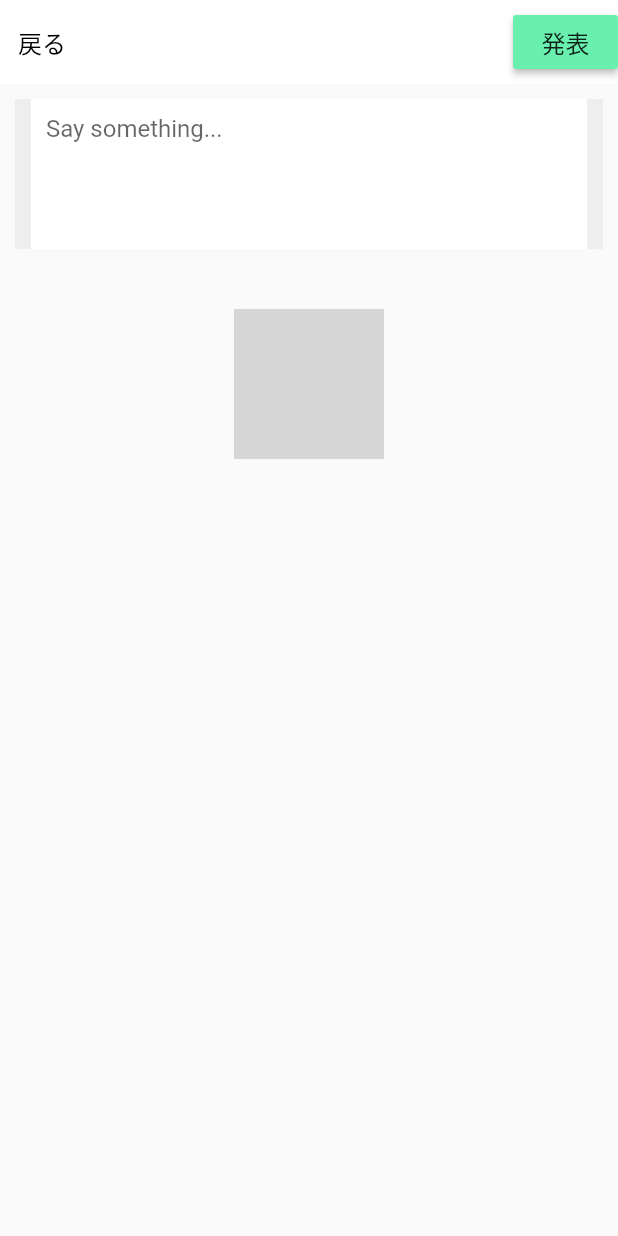
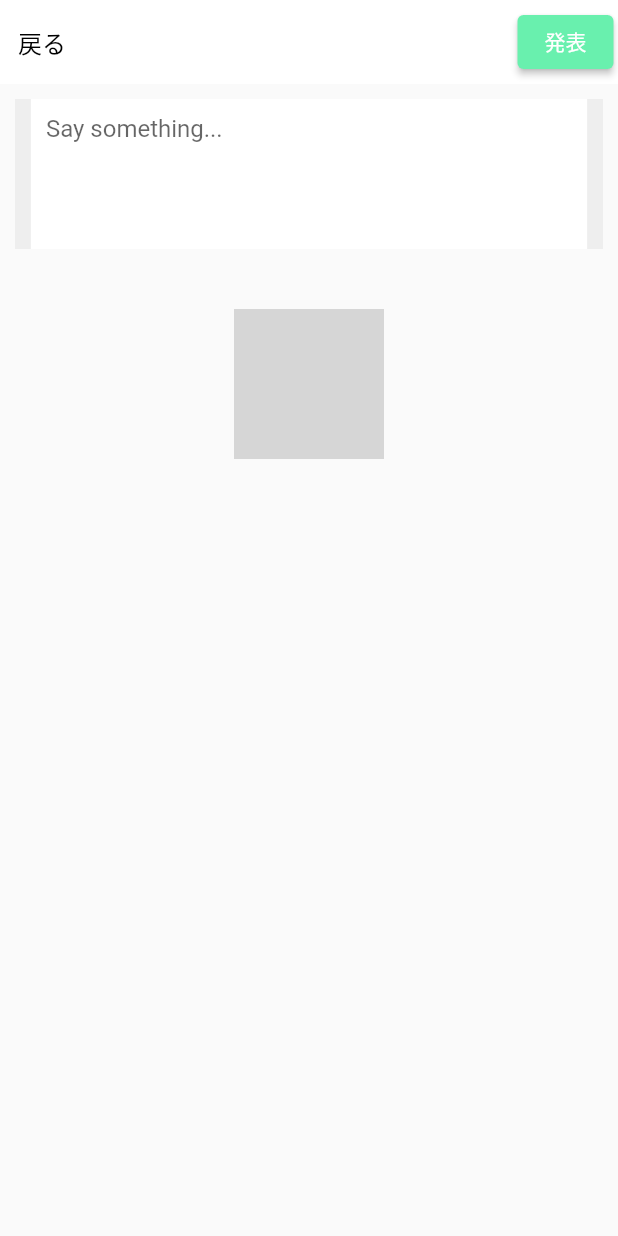
Before and after one commit to kabigon-li/flutter-practice, a Flutter app: the TimelineInputPage screen opened directly with empty values, on a phone screen of 412 x 824 dp. Run offline on Flutter 3.47's test engine with Material 2 defaults, Android fonts, the phone set to English and light mode, and no system bars; our stand-ins replace flutter_calendar_carousel, fluttertoast, image_picker, sqflite; accounts and stored records are empty; grey boxes are pictures that could not be loaded.

Commit message:
update: all elavatedButton update

```diff
--- a/lib/model/user.dart
+++ b/lib/model/user.dart
@@ -1,5 +1,3 @@
-import 'package:flutter/material.dart';
-
 class User {
   User({
     this.id,
--- a/lib/pages/loginPage.dart
+++ b/lib/pages/loginPage.dart
@@ -1,6 +1,4 @@
-import 'dart:convert';
 import 'dart:io';
-
 import 'package:flutter/material.dart';
 import 'package:image_picker/image_picker.dart';
 import 'package:path/path.dart';
--- a/lib/pages/timelineInputPage.dart
+++ b/lib/pages/timelineInputPage.dart
@@ -1,7 +1,7 @@
 import 'dart:io';
 
 import 'package:flutter/material.dart';
-import 'package:image_picker/image_picker.dart';
+
 import 'package:path/path.dart';
 import 'package:provider/provider.dart';
 import 'package:wechat_like_memo/Utility/utility.dart';
@@ -67,12 +67,14 @@ class _TimelineInputPageState extends State<TimelineInputPage> {
               height: 30,
               width: 70,
               child: Center(
-                child: RaisedButton(
+                child: ElevatedButton(
                   child: Text(
                     '発表',
-                    style: TextStyle(fontSize: 16),
+
                   ),
-                  color: Colors.greenAccent,
+                  style: ElevatedButton.styleFrom(
+                          primary: Colors.greenAccent,
+                        ),
                   onPressed: () {
                     fileName = basename(widget.image.path);
                     imageString =
--- a/lib/provider/todo_provider.dart
+++ b/lib/provider/todo_provider.dart
@@ -1,5 +1,4 @@
 import 'package:flutter/material.dart';
-import 'package:provider/provider.dart';
 import 'package:wechat_like_memo/model/todo.dart';
 
 class TodoProvider with ChangeNotifier {
--- a/lib/tab/home.dart
+++ b/lib/tab/home.dart
@@ -7,7 +7,6 @@ import 'package:wechat_like_memo/pages/loginPage.dart';
 import 'package:wechat_like_memo/pages/chatPage.dart';
 import 'package:wechat_like_memo/provider/settings_provider.dart';
 import 'package:wechat_like_memo/tab/todotoday.dart';
-import 'package:table_calendar/table_calendar.dart';
 
 class Home extends StatefulWidget {
   // クラスの初期化
--- a/lib/tab/tab.dart
+++ b/lib/tab/tab.dart
@@ -1,5 +1,3 @@
-import 'dart:developer';
-
 import 'package:flutter/material.dart';
 import 'package:flutter/cupertino.dart';
 import 'package:wechat_like_memo/pages/calender.dart';
--- a/lib/tab/timeLine.dart
+++ b/lib/tab/timeLine.dart
@@ -4,7 +4,6 @@ import 'dart:io';
 import 'package:flutter/material.dart';
 import 'package:image_picker/image_picker.dart';
 import 'package:provider/provider.dart';
-import 'package:wechat_like_memo/Utility/utility.dart';
 import 'package:wechat_like_memo/model/timeline.dart';
 import 'package:wechat_like_memo/pages/timelineInputPage.dart';
 import 'package:wechat_like_memo/provider/timeline_provider.dart';
```
Also changed, not shown: lib/pages/calender.dart (+4 -12 lines), lib/pages/chatPage.dart (+8 -10 lines), lib/tab/todotoday.dart (+8 -4 lines), image/backnote.png (added), image/bignote.png (added), image/note.jpeg (added).
